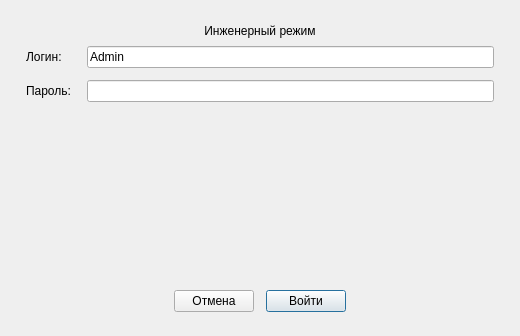
Above: ui/ui_login.ui from Erepb-89/robo_azrp before the change. Below: the same form after it.
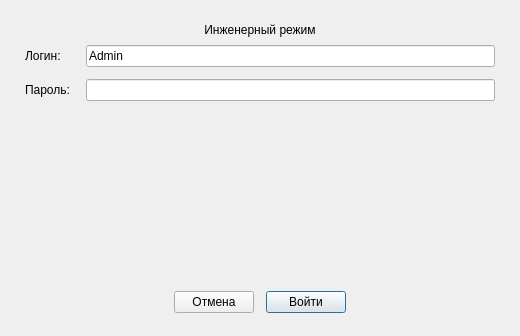
That is the form after the change.

Commit message: added popups, journal_window, alert_dialogs. Changed open_shelf_for and close_shelf methods. Added some points

```diff
--- a/ui/ui_login.ui
+++ b/ui/ui_login.ui
@@ -16,21 +16,40 @@
   <property name="modal">
    <bool>true</bool>
   </property>
+  <property name="windowFlags">
+   <set>Qt::Dialog|Qt::FramelessWindowHint</set>
+  </property>
+  <property name="uiRole" stdset="0">
+   <string notr="true">operatorDialog</string>
+  </property>
+  <property name="minimumSize">
+   <size><width>520</width><height>336</height></size>
+  </property>
+  <property name="maximumSize">
+   <size><width>520</width><height>336</height></size>
+  </property>
+  <layout class="QVBoxLayout" name="surfaceLayout">
+   <property name="leftMargin"><number>0</number></property>
+   <property name="topMargin"><number>0</number></property>
+   <property name="rightMargin"><number>0</number></property>
+   <property name="bottomMargin"><number>0</number></property>
+   <item>
+    <widget class="QFrame" name="operatorDialogSurface">
   <layout class="QVBoxLayout" name="rootLayout">
    <property name="spacing">
     <number>8</number>
    </property>
    <property name="leftMargin">
-    <number>26</number>
+        <number>25</number>
    </property>
    <property name="topMargin">
-    <number>24</number>
+        <number>23</number>
    </property>
    <property name="rightMargin">
-    <number>26</number>
+        <number>25</number>
    </property>
    <property name="bottomMargin">
-    <number>24</number>
+        <number>23</number>
    </property>
    <item>
     <widget class="QLabel" name="loginTitleLabel">
@@ -164,6 +183,9 @@
       </spacer>
      </item>
     </layout>
+       </item>
+      </layout>
+    </widget>
    </item>
   </layout>
  </widget>
```
Lines whose indentation alone changed are shown as unchanged. The commit also changes 24 other files.
